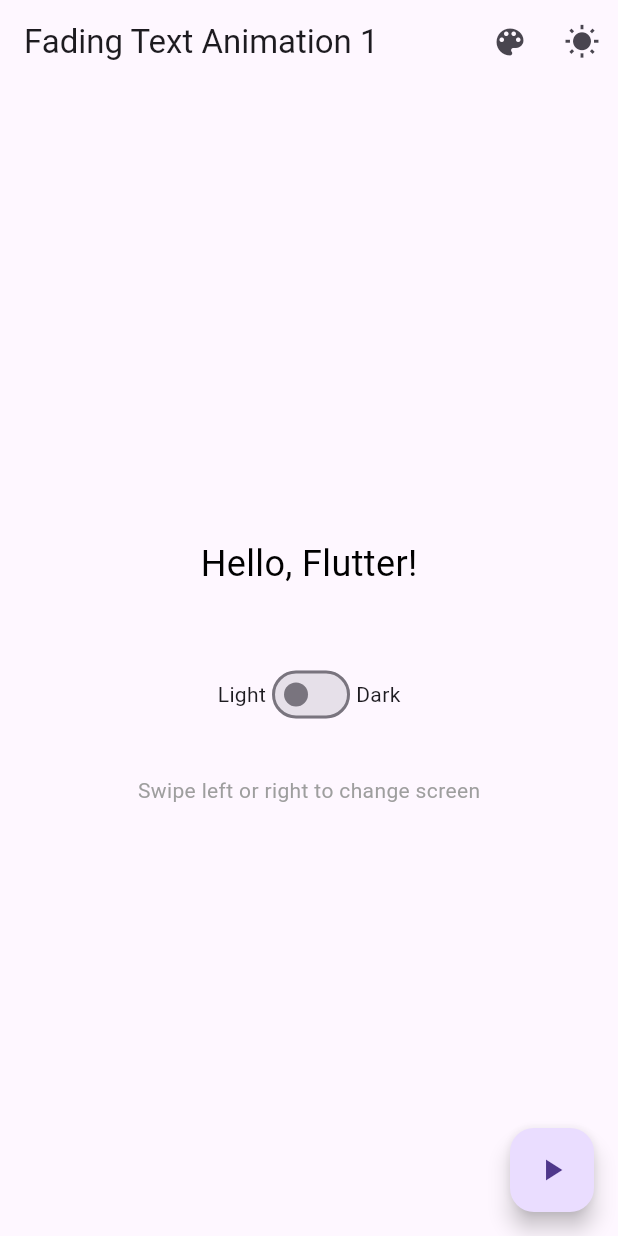
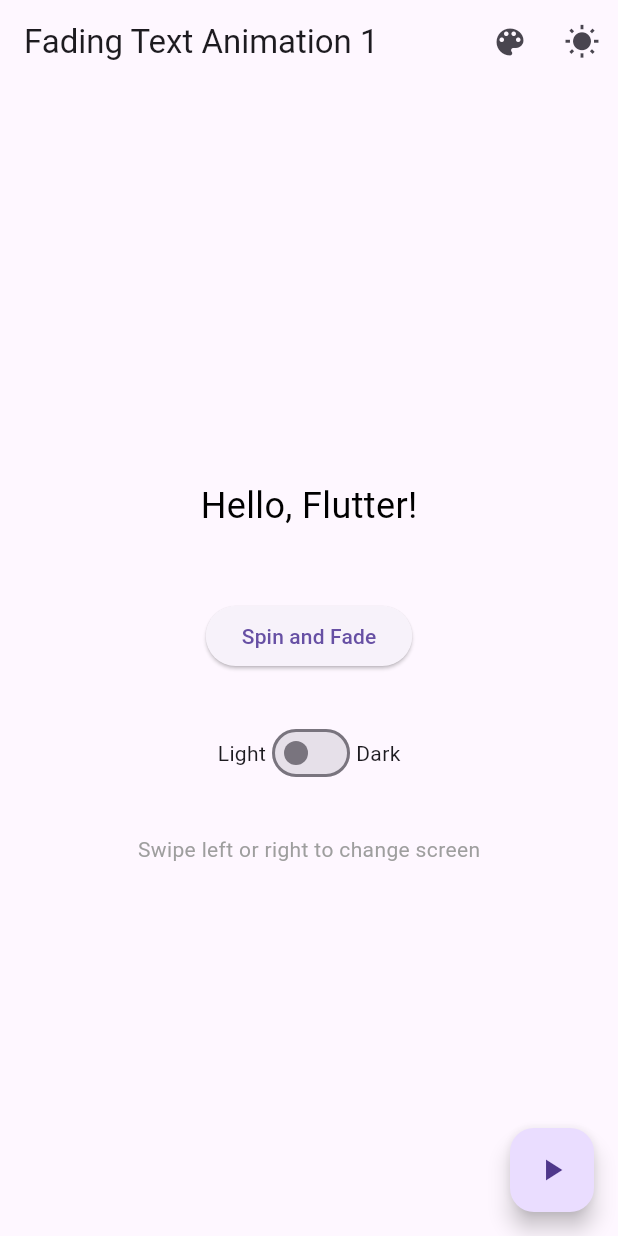
Before and after one commit to princeampofo/act8, a Flutter app: the screen it shows after launch, on a phone screen of 412 x 824 dp. Run offline on Flutter 3.47's test engine with Material 3 defaults, Android fonts, the phone set to English and light mode, and no system bars; our stand-ins replace flutter_colorpicker.

Commit message:
added spin and fade button

```diff
--- a/lib/main.dart
+++ b/lib/main.dart
@@ -75,11 +75,28 @@ class FadingTextAnimation extends StatefulWidget {
 
 class _FadingTextAnimationState extends State<FadingTextAnimation> {
   bool _isVisible = true;
+  bool _isSpinning = false;
   Color _textColor = Colors.black;
 
   void toggleVisibility() {
     setState(() {
       _isVisible = !_isVisible;
+    });
+  }
+
+  void spinAndFade() {
+    setState(() {
+      _isVisible = !_isVisible;
+      _isSpinning = true;
+    });
+
+    // Reset spinning after animation completes
+    Future.delayed(Duration(seconds: widget.screenNumber == 1 ? 1 : 3), () {
+      if (mounted) {
+        setState(() {
+          _isSpinning = false;
+        });
+      }
     });
   }
 
@@ -125,6 +142,7 @@ class _FadingTextAnimationState extends State<FadingTextAnimation> {
   Widget build(BuildContext context) {
     int duration = widget.screenNumber == 1 ? 1 : 3;
     String text = widget.screenNumber == 1 ? 'Hello, Flutter!' : 'Very Slow Fade Animation';
+    double rotation = _isSpinning ? -6.28 : 0.0; // -6.28 radians = full rotation anticlockwise
 
     return Scaffold(
       appBar: AppBar(
@@ -152,12 +170,22 @@ class _FadingTextAnimationState extends State<FadingTextAnimation> {
                   opacity: _isVisible ? 1.0 : 0.0,
                   duration: Duration(seconds: duration),
                   curve: Curves.easeInOut,
-                  child: Text(
-                    text,
-                    style: TextStyle(fontSize: 24, color: _textColor),
+                  child: AnimatedRotation(
+                    turns: rotation / 6.28, // Convert radians to turns
+                    duration: Duration(seconds: duration),
+                    curve: Curves.easeInOut,
+                    child: Text(
+                      text,
+                      style: TextStyle(fontSize: 24, color: _textColor),
+                    ),
                   ),
                 ),
               ),
+            ),
+            const SizedBox(height: 30),
+            ElevatedButton(
+              onPressed: spinAndFade,
+              child: const Text('Spin and Fade'),
             ),
             const SizedBox(height: 30),
             Row(
```
